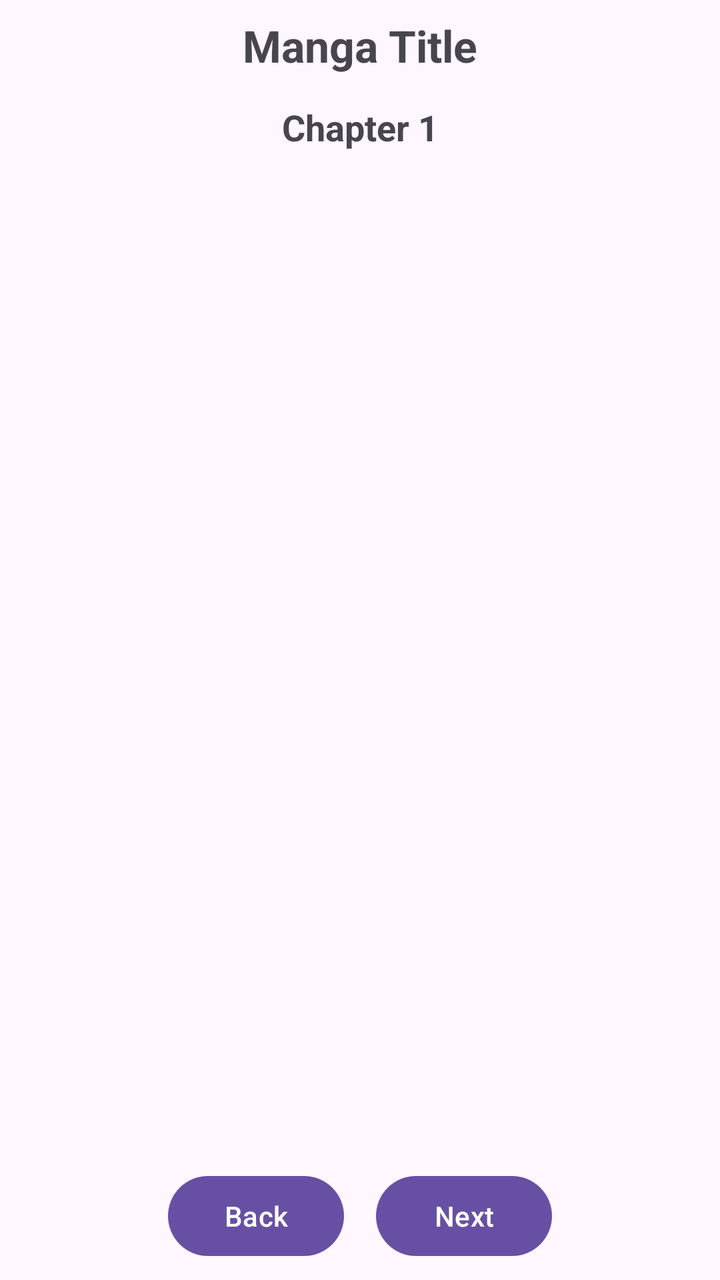
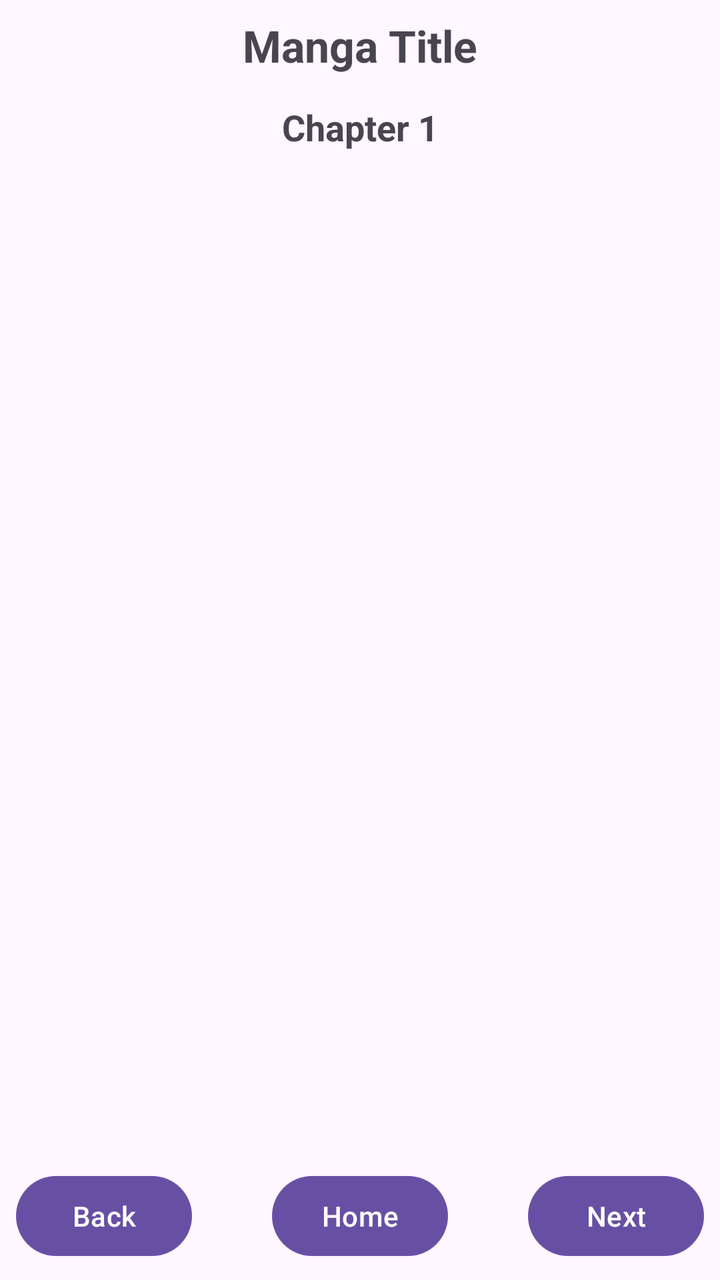

The first picture is an Android layout as it rendered before a commit; the second is the same layout after the commit. The layout source and the unified diff follow.
<!-- AndroidManifest.xml: application theme Theme.MangaV5 -->
<!-- res/layout/activity_chapter_page.xml -->
<androidx.constraintlayout.widget.ConstraintLayout
    xmlns:android="http://schemas.android.com/apk/res/android"
    xmlns:app="http://schemas.android.com/apk/res-auto"
    android:layout_width="match_parent"
    android:layout_height="match_parent"
    android:fitsSystemWindows="true">

    
    <TextView
        android:id="@+id/mangaTitle"
        android:layout_width="0dp"
        android:layout_height="wrap_content"
        android:text="Manga Title"
        android:textSize="22sp"
        android:textStyle="bold"
        android:gravity="center"
        android:padding="8dp"
        app:layout_constraintTop_toTopOf="parent"
        app:layout_constraintStart_toStartOf="parent"
        app:layout_constraintEnd_toEndOf="parent"/>

    
    <TextView
        android:id="@+id/chapterNumber"
        android:layout_width="0dp"
        android:layout_height="wrap_content"
        android:text="Chapter 1"
        android:textSize="18sp"
        android:textStyle="bold"
        android:gravity="center"
        android:padding="6dp"
        app:layout_constraintTop_toBottomOf="@id/mangaTitle"
        app:layout_constraintStart_toStartOf="parent"
        app:layout_constraintEnd_toEndOf="parent" />

    
    <androidx.recyclerview.widget.RecyclerView
        android:id="@+id/recyclerPages"
        android:layout_width="0dp"
        android:layout_height="0dp"
        android:clipToPadding="false"
        android:padding="0dp"
        android:scrollbars="vertical"
        app:layout_constraintTop_toBottomOf="@id/chapterNumber"
        app:layout_constraintBottom_toTopOf="@id/navButtonsLayout"
        app:layout_constraintStart_toStartOf="parent"
        app:layout_constraintEnd_toEndOf="parent" />

    
    <LinearLayout
        android:id="@+id/navButtonsLayout"
        android:layout_width="0dp"
        android:layout_height="wrap_content"
        android:gravity="center"
        android:orientation="horizontal"
        android:padding="8dp"
        app:layout_constraintBottom_toBottomOf="parent"
        app:layout_constraintStart_toStartOf="parent"
        app:layout_constraintEnd_toEndOf="parent">

        <Button
            android:id="@+id/btnPrevious"
            android:layout_width="wrap_content"
            android:layout_height="wrap_content"
            android:text="Back" />

        <Button
            android:id="@+id/btnNext"
            android:layout_width="wrap_content"
            android:layout_height="wrap_content"
            android:text="Next"
            android:layout_marginStart="16dp"/>
    </LinearLayout>

</androidx.constraintlayout.widget.ConstraintLayout>
<!-- resources referenced by this layout -->
<resources>
  <style name="Theme.MangaV5" parent="Theme.MaterialComponents.DayNight.DarkActionBar">
          
          <item name="colorPrimary">@color/purple_500</item>
          <item name="colorPrimaryVariant">@color/purple_700</item>
          <item name="colorOnPrimary">@color/white</item>
          
          <item name="colorSecondary">@color/teal_200</item>
          <item name="colorSecondaryVariant">@color/teal_700</item>
          <item name="colorOnSecondary">@color/black</item>
          
          <item name="android:statusBarColor">?attr/colorPrimaryVariant</item>
          
      </style>
  <color name="purple_500">#FF6200EE</color>
  <color name="purple_700">#FF3700B3</color>
  <color name="white">#FFFFFFFF</color>
  <color name="teal_200">#FF03DAC5</color>
  <color name="teal_700">#FF018786</color>
  <color name="black">#FF000000</color>
</resources>

<!-- the commit's change to res/layout/activity_chapter_page.xml (unified diff, before → after) -->
@@ -47,12 +47,10 @@
         app:layout_constraintEnd_toEndOf="parent" />
 
     
-    <LinearLayout
+    <androidx.constraintlayout.widget.ConstraintLayout
         android:id="@+id/navButtonsLayout"
         android:layout_width="0dp"
         android:layout_height="wrap_content"
-        android:gravity="center"
-        android:orientation="horizontal"
         android:padding="8dp"
         app:layout_constraintBottom_toBottomOf="parent"
         app:layout_constraintStart_toStartOf="parent"
@@ -62,14 +60,30 @@
             android:id="@+id/btnPrevious"
             android:layout_width="wrap_content"
             android:layout_height="wrap_content"
-            android:text="Back" />
+            android:text="Back"
+            app:layout_constraintStart_toStartOf="parent"
+            app:layout_constraintTop_toTopOf="parent"
+            app:layout_constraintBottom_toBottomOf="parent"/>
+
+        <Button
+            android:id="@+id/btnHome"
+            android:layout_width="wrap_content"
+            android:layout_height="wrap_content"
+            android:text="Home"
+            app:layout_constraintTop_toTopOf="parent"
+            app:layout_constraintBottom_toBottomOf="parent"
+            app:layout_constraintStart_toStartOf="parent"
+            app:layout_constraintEnd_toEndOf="parent"/>
 
         <Button
             android:id="@+id/btnNext"
             android:layout_width="wrap_content"
             android:layout_height="wrap_content"
             android:text="Next"
-            android:layout_marginStart="16dp"/>
-    </LinearLayout>
+            app:layout_constraintEnd_toEndOf="parent"
+            app:layout_constraintTop_toTopOf="parent"
+            app:layout_constraintBottom_toBottomOf="parent"/>
+
+    </androidx.constraintlayout.widget.ConstraintLayout>
 
 </androidx.constraintlayout.widget.ConstraintLayout>
